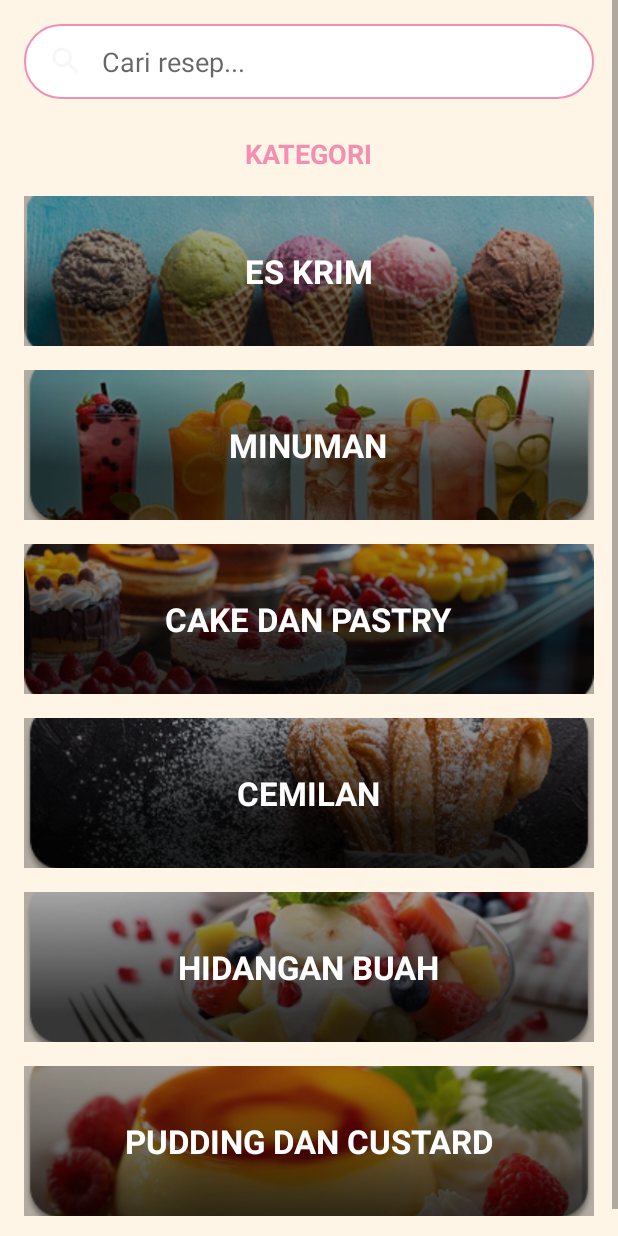
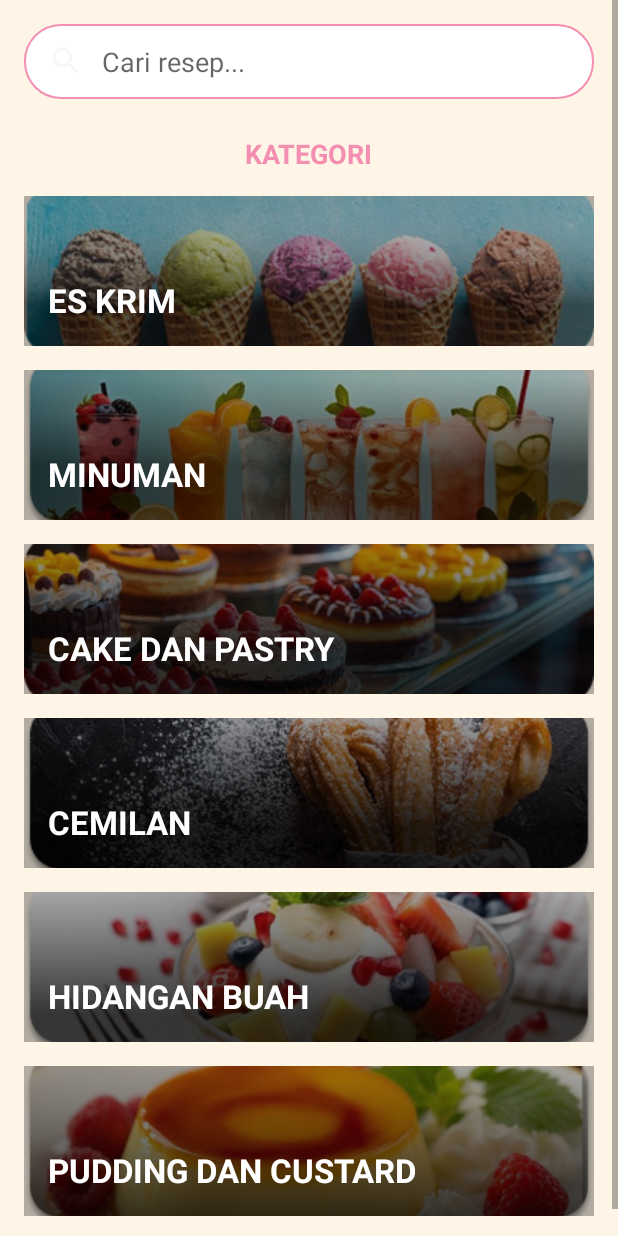
Before and after one commit to rainlover2/Aplikasi-resep-dessert, an Android app: the CategoryActivity screen opened directly, with no data from a screen before it, on a phone screen of 412 x 824 dp. Run offline under Robolectric (Android 15) with nearby library versions, the phone set to English and light mode, and no system bars.

Commit message:
proyek awal

```diff
--- a/app/src/main/res/layout/activity_category.xml
+++ b/app/src/main/res/layout/activity_category.xml
@@ -54,7 +54,8 @@
             <TextView
                 android:layout_width="wrap_content"
                 android:layout_height="wrap_content"
-                android:layout_gravity="center"
+                android:layout_gravity="bottom|start"
+                android:padding="16dp"
                 android:textColor="@android:color/white"
                 android:textSize="22sp"
                 android:textStyle="bold"
@@ -77,7 +78,8 @@
             <TextView
                 android:layout_width="wrap_content"
                 android:layout_height="wrap_content"
-                android:layout_gravity="center"
+                android:layout_gravity="bottom|start"
+                android:padding="16dp"
                 android:textColor="@android:color/white"
                 android:textSize="22sp"
                 android:textStyle="bold"
@@ -100,7 +102,8 @@
             <TextView
                 android:layout_width="wrap_content"
                 android:layout_height="wrap_content"
-                android:layout_gravity="center"
+                android:layout_gravity="bottom|start"
+                android:padding="16dp"
                 android:textColor="@android:color/white"
                 android:textSize="22sp"
                 android:textStyle="bold"
@@ -122,7 +125,8 @@
             <TextView
                 android:layout_width="wrap_content"
                 android:layout_height="wrap_content"
-                android:layout_gravity="center"
+                android:layout_gravity="bottom|start"
+                android:padding="16dp"
                 android:textColor="@android:color/white"
                 android:textSize="22sp"
                 android:textStyle="bold"
@@ -144,7 +148,8 @@
             <TextView
                 android:layout_width="wrap_content"
                 android:layout_height="wrap_content"
-                android:layout_gravity="center"
+                android:layout_gravity="bottom|start"
+                android:padding="16dp"
                 android:textColor="@android:color/white"
                 android:textSize="22sp"
                 android:textStyle="bold"
@@ -166,7 +171,8 @@
             <TextView
                 android:layout_width="wrap_content"
                 android:layout_height="wrap_content"
-                android:layout_gravity="center"
+                android:layout_gravity="bottom|start"
+                android:padding="16dp"
                 android:textColor="@android:color/white"
                 android:textSize="22sp"
                 android:textStyle="bold"
```
